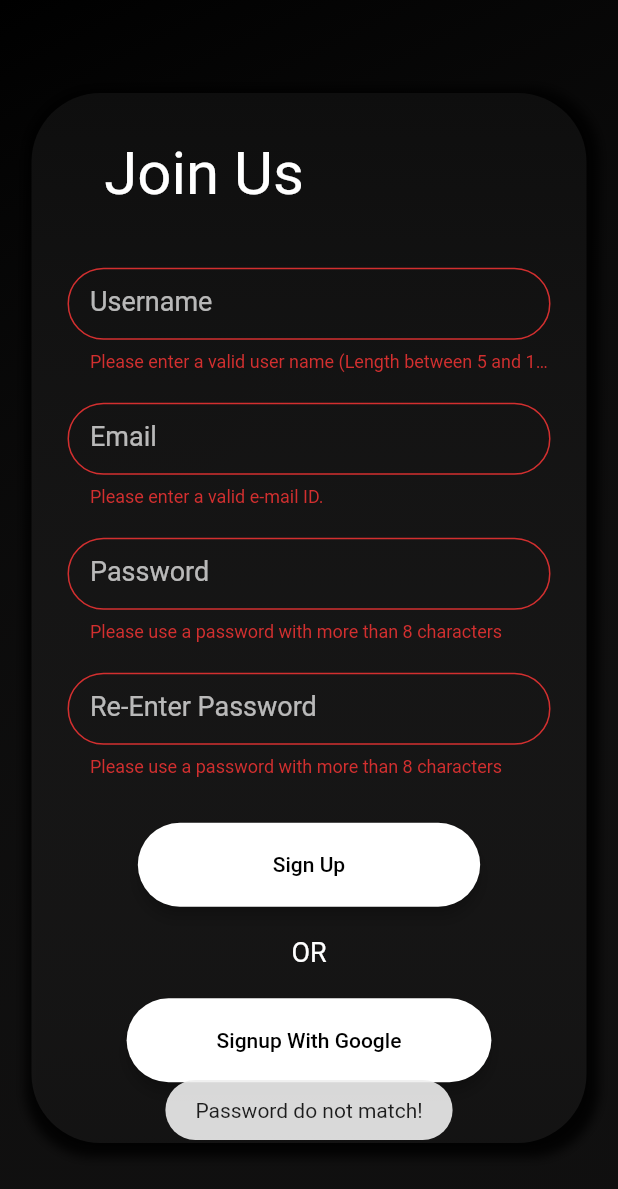
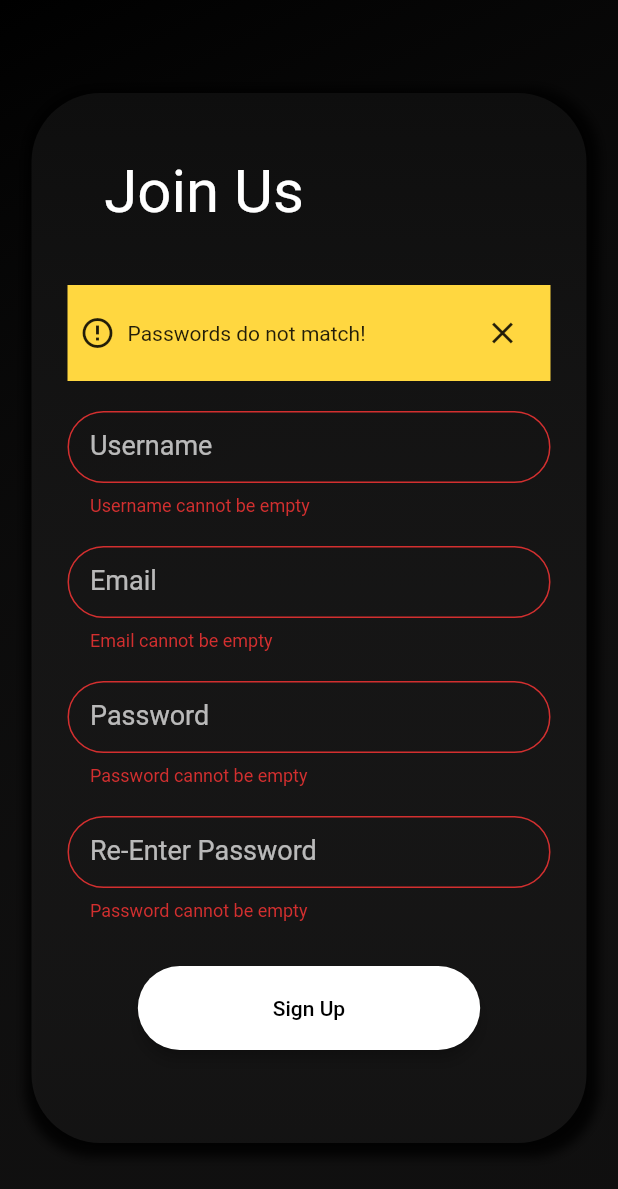
Before and after one commit to AmTeja/SchattyApp, a Flutter app: the SignUp screen opened directly, after a tap on "Sign Up", on a phone screen of 412 x 824 dp. Shown: the top 1189 px of the screen. Run offline on Flutter 3.47's test engine with Material 2 defaults, Android fonts, the phone set to English and light mode, and no system bars; our stand-ins replace animated_text_kit, cloud_firestore, firebase_auth, firebase_messaging, firebase_storage, fluttertoast and 4 more; accounts and stored records are empty; network calls fail.

Commit message:
Commit-25/05/2020 Look in changelog.

```diff
--- a/lib/services/AuthenticationManagement.dart
+++ b/lib/services/AuthenticationManagement.dart
@@ -1,48 +1,14 @@
 import 'package:firebase_auth/firebase_auth.dart';
 import 'package:google_sign_in/google_sign_in.dart';
-import 'package:schatty/model/user.dart';
 
 class AuthMethods {
 
   final FirebaseAuth _auth = FirebaseAuth.instance;
   final GoogleSignIn googleSignIn = new GoogleSignIn();
-  User _userFromFirebaseUser(FirebaseUser user) {
-    return user != null ? User(userId: user.uid) : null;
-  }
 
-  Future signInWithEmailAndPassword(String email, String password) async {
-    try {
-      AuthResult result = await _auth.signInWithEmailAndPassword(
-          email: email, password: password);
-      FirebaseUser firebaseUser = result.user;
-
-      if (firebaseUser.isEmailVerified) {
-        return _userFromFirebaseUser(firebaseUser);
-      } else {
-        return null;
-      }
-    } catch (e) {
-      print(e.toString());
-    }
-  }
-
-  Future signUpWithEmailAndPassword(String email, String password) async {
-    try{
-      AuthResult result = await _auth.createUserWithEmailAndPassword(email: email, password: password);
-      FirebaseUser firebaseUser = result.user;
-      try {
-        await firebaseUser.sendEmailVerification();
-      }
-      catch (e) {
-        print("An error has occured while trying to send email verification.");
-        print(e.toString());
-      }
-      return _userFromFirebaseUser(firebaseUser);
-    }catch(e)
-    {
-      print(e.toString());
-    }
-  }
+//  User _userFromFirebaseUser(FirebaseUser user) {
+//    return user != null ? User(userId: user.uid) : null;
+//  }
 
   Future resetPass(String email) async
   {
@@ -100,7 +66,39 @@ class AuthMethods {
 
   void signOutGoogle() async {
     await googleSignIn.signOut();
-
     print("User Signed Out");
   }
 }
+
+class EmailValidator {
+  static String validate(String value) {
+    if (value.isEmpty) {
+      return "Email cannot be empty";
+    }
+    return null;
+  }
+}
+
+class NameValidator {
+  static String validate(String value) {
+    if (value.isEmpty) {
+      return "Username cannot be empty";
+    }
+    if (value.length < 5) {
+      return "Username must be at least 5 chars long";
+    }
+    if (value.length > 20) {
+      return "Username must be less than 20 chars long";
+    }
+    return null;
+  }
+}
+
+class PasswordValidator {
+  static String validate(String value) {
+    if (value.isEmpty) {
+      return "Password cannot be empty";
+    }
+    return null;
+  }
+}
--- a/lib/views/Authenticate/signup.dart
+++ b/lib/views/Authenticate/signup.dart
@@ -1,7 +1,6 @@
 import 'package:firebase_auth/firebase_auth.dart';
 import 'package:flutter/cupertino.dart';
 import 'package:flutter/material.dart';
-import 'package:fluttertoast/fluttertoast.dart';
 import 'package:schatty/helper/constants.dart';
 import 'package:schatty/helper/preferencefunctions.dart';
 import 'package:schatty/services/AuthenticationManagement.dart';
@@ -15,14 +14,10 @@ class SignUp extends StatefulWidget {
 }
 
 class _SignUpState extends State<SignUp> {
-  bool isLoading = false;
-  bool eightChars = false;
-  bool specialChar = false;
-  bool upperCaseChar = false;
-  bool number = false;
-
+  String error;
   String profilePicURL =
       "https://www.searchpng.com/wp-content/uploads/2019/02/Deafult-Profile-Pitcher.png";
+
   AuthMethods authMethods = new AuthMethods();
   DatabaseMethods databaseMethods = new DatabaseMethods();
   Constants constants = new Constants();
@@ -34,21 +29,30 @@ class _SignUpState extends State<SignUp> {
   TextEditingController passwordTEC = new TextEditingController();
   TextEditingController rePasswordTEC = new TextEditingController();
 
-  signUP() async {
-    await FirebaseAuth.instance.currentUser().then((user) {
-      setState(() {
-        profilePicURL = user.photoUrl;
-      });
-    }).catchError((onError) {
-      print(onError);
-    });
+  bool userNameExists = false;
+  bool isLoading = false;
+
+  signUp() async {
     if (formKey.currentState.validate() &&
         (passwordTEC.text == rePasswordTEC.text)) {
-      authMethods
-          .signUpWithEmailAndPassword(emailTEC.text, passwordTEC.text)
-          .then((val) {
-        print("$val");
-        Map<String, String> userInfoMap = { //Making MAP for firebase
+      setState(() {
+        isLoading = true;
+      });
+      try {
+        databaseMethods.getUserByUserName(userNameTEC.text).then((val) {
+          if (val != null) {
+            print("Already Exists");
+            userNameExists = true;
+          }
+        });
+        if (!userNameExists) {
+          FirebaseAuth _auth = FirebaseAuth.instance;
+          AuthResult result = await _auth.createUserWithEmailAndPassword(
+              email: emailTEC.text, password: passwordTEC.text);
+          FirebaseUser firebaseUser = result.user;
+          if (firebaseUser != null) {
+            Map<String, String> userInfoMap = {
+              //Making MAP for firebase
               "username": userNameTEC.text,
               "email": emailTEC.text,
               "searchKey": userNameTEC.text.substring(0, 1).toUpperCase(),
@@ -58,21 +62,69 @@ class _SignUpState extends State<SignUp> {
             HelperFunctions.saveUserLoggedInSharedPreference(true);
             Navigator.pushReplacement(
                 context, MaterialPageRoute(builder: (context) => ChatRoom()));
-      });
-
-      //Check for password match
-
-
             HelperFunctions.saveUserEmailSharedPreference(
                 emailTEC.text); //Saving username and email cache on device
             HelperFunctions.saveUserNameSharedPreference(userNameTEC.text);
             setState(() {
-        isLoading = true;
+              isLoading = false;
             });
+          }
+        } else {
+          setState(() {
+            isLoading = false;
+            error = "Username already exists";
+            userNameExists = false;
+          });
+        }
+      } catch (e) {
+        print(e);
+        setState(() {
+          isLoading = false;
+          error = e.message;
+        });
+      }
+    } else {
+      setState(() {
+        error = "Passwords do not match!";
+        isLoading = false;
+      });
+    }
+  }
 
-    } else {
-      Fluttertoast.showToast(msg: "Password do not match!");
+  Widget showAlert() {
+    if (error != null) {
+      return Container(
+        color: Colors.amberAccent,
+        width: double.infinity,
+        padding: EdgeInsets.all(8.0),
+        child: Row(
+          children: [
+            Padding(
+              padding: const EdgeInsets.only(right: 8.0),
+              child: Icon(Icons.error_outline),
+            ),
+            Expanded(
+              child: Text(
+                error,
+                maxLines: 3,
+              ),
+            ),
+            Padding(
+              padding: const EdgeInsets.only(left: 8.0),
+              child: IconButton(
+                icon: Icon(Icons.close),
+                onPressed: () {
+                  setState(() {
+                    error = null;
+                  });
+                },
+              ),
+            )
+          ],
+        ),
+      );
     }
+    return SizedBox(height: 0,);
   }
 
   @override
@@ -148,18 +200,14 @@ class _SignUpState extends State<SignUp> {
                         ),
                       ),
                     ),
+                    showAlert(),
+                    SizedBox(height: 20,),
                     Form(
                       key: formKey,
                       child: Column(
                         children: [
                           TextFormField(
-                                    validator: (val) {
-                                      return val.isEmpty ||
-                                              (val.length < 5 ||
-                                                  val.length > 17)
-                                          ? "Please enter a valid user name (Length between 5 and 18)"
-                                          : null;
-                                    },
+                              validator: NameValidator.validate,
                               controller: userNameTEC,
                               style: simpleTextStyle(),
                               decoration: new InputDecoration(
@@ -180,13 +228,7 @@ class _SignUpState extends State<SignUp> {
                             height: 20,
                           ),
                           TextFormField(
-                                  validator: (val) {
-                                    return RegExp(
-                                                r"^[a-zA-Z0-9.a-zA-Z0-9.!#$%&'*+-/=?^_`{|}~]+@[a-zA-Z0-9]+\.[a-zA-Z]+")
-                                            .hasMatch(val)
-                                        ? null
-                                        : "Please enter a valid e-mail ID.";
-                                  },
+                            validator: EmailValidator.validate,
                             controller: emailTEC,
                             style: simpleTextStyle(),
                             decoration: new InputDecoration(
@@ -206,11 +248,7 @@ class _SignUpState extends State<SignUp> {
                           ),
                           TextFormField(
                             obscureText: true,
-                                  validator: (val) {
-                                    return passwordTEC.text.length > 8
-                                        ? null
-                                        : "Please use a password with more than 8 characters";
-                                  },
+                            validator: PasswordValidator.validate,
                             controller: passwordTEC,
                             style: simpleTextStyle(),
                             decoration: new InputDecoration(
@@ -231,9 +269,9 @@ class _SignUpState extends State<SignUp> {
                           TextFormField(
                             obscureText: true,
                             validator: (val) {
-                                    return passwordTEC.text.length > 8
+                              return passwordTEC.text.isNotEmpty
                                   ? null
-                                        : "Please use a password with more than 8 characters";
+                                  : "Password cannot be empty";
                             },
                             controller: rePasswordTEC,
                             style: simpleTextStyle(),
@@ -257,7 +295,7 @@ class _SignUpState extends State<SignUp> {
                     ),
                     MaterialButton(
                       onPressed: () {
-                              signUP();
+                        signUp();
                       },
                       color: Colors.white,
                       padding: EdgeInsets.symmetric(
@@ -271,30 +309,6 @@ class _SignUpState extends State<SignUp> {
                     ),
                     SizedBox(
                       height: 20,
-                          ),
-                          Text(
-                            "OR",
-                            style: TextStyle(color: Colors.white, fontSize: 18),
-                          ),
-                          SizedBox(
-                            height: 20,
-                          ),
-                          MaterialButton(
-                            onPressed: () {
-                              signInWithGoogle();
-                            },
-                            color: Colors.white,
-                            padding: EdgeInsets.symmetric(
-                                vertical: 20, horizontal: 60),
-                            textColor: Colors.black,
-                            splashColor: Colors.black,
-                            shape: RoundedRectangleBorder(
-                                borderRadius: BorderRadius.circular(40)),
-                            elevation: 4,
-                            child: Text("Signup With Google"),
-                          ),
-                          SizedBox(
-                            height: 10,
                     ),
                   ],
                 ),
--- a/lib/views/SearchLayout.dart
+++ b/lib/views/SearchLayout.dart
@@ -34,7 +34,8 @@ class _SearchScreenState extends State<SearchScreen> {
 
       Map<String, dynamic> chatRoomMap = {
         "users": users,
-        "chatRoomId": chatRoomID
+        "chatRoomId": chatRoomID,
+        "time": DateTime.now().millisecondsSinceEpoch
       };
 
       DatabaseMethods().createChatRoom(chatRoomID, chatRoomMap);
--- a/lib/views/TargetUserInfo.dart
+++ b/lib/views/TargetUserInfo.dart
@@ -15,7 +15,6 @@ class _UserInfoState extends State<UserInfo> {
   String profileURL;
 
   getData() async {
-    int length;
     print(widget.userName);
     await Firestore.instance
         .collection('users')
@@ -24,7 +23,6 @@ class _UserInfoState extends State<UserInfo> {
         .then((value) async {
       uid = await value.documents[0].data["uid"];
       profileURL = await value.documents[0].data["photoURL"];
-      length = value.documents.length;
       setState(() {});
     }).catchError((e) {
       print(e);
```
Also changed, not shown: lib/services/DatabaseManagement.dart (+12 -5 lines), lib/views/Authenticate/signin.dart (+108 -42 lines), lib/views/MainChatsRoom.dart (+19 -6 lines), lib/views/editProfile.dart (+6 -4 lines). Lines whose indentation alone changed are shown as unchanged.
